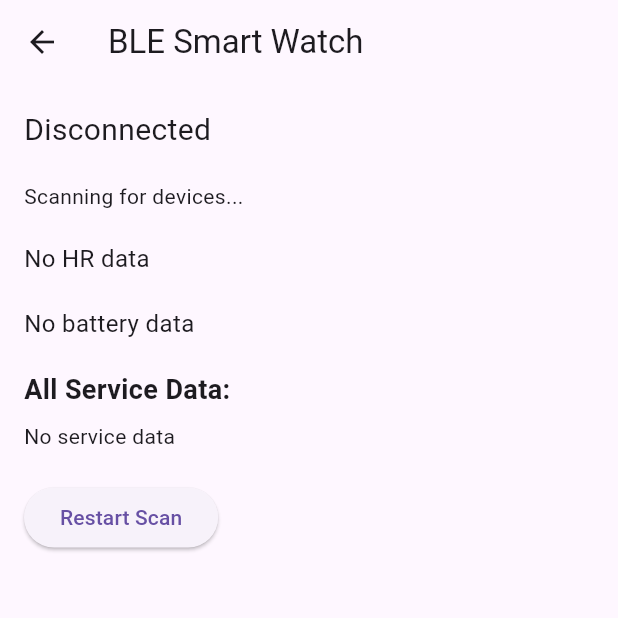
After one commit to xiaohui0510/health_app, a Flutter app: the BleSmartWatchScreen screen opened directly, after a tap on "Restart Scan", on a phone screen of 412 x 824 dp, the top half of it. The commit adds this screen. Run offline on Flutter 3.47's test engine with Material 3 defaults, Android fonts, the phone set to English and light mode, and no system bars; our stand-ins replace fl_chart, flutter_dotenv, google_generative_ai, permission_handler, shared_preferences; missing offline and left inert: carp_serializable, flutter_reactive_ble, flutter_smart_watch, health; accounts and stored records are empty.

Commit message:
test bluetooth

```diff
--- /dev/null
+++ b/lib/screens/bluetooth_screen.dart
@@ -0,0 +1,261 @@
+import 'dart:async';
+import 'dart:io';
+
+import 'package:flutter/material.dart';
+import 'package:flutter_reactive_ble/flutter_reactive_ble.dart';
+import 'package:permission_handler/permission_handler.dart';
+
+class BleSmartWatchScreen extends StatefulWidget {
+  const BleSmartWatchScreen({super.key});
+
+  @override
+  State<BleSmartWatchScreen> createState() => _BleSmartWatchScreenState();
+}
+
+class _BleSmartWatchScreenState extends State<BleSmartWatchScreen> {
+  final FlutterReactiveBle _ble = FlutterReactiveBle();
+  DiscoveredDevice? _device;
+  StreamSubscription<DiscoveredDevice>? _scanSubscription;
+  StreamSubscription<ConnectionStateUpdate>? _connectionSubscription;
+  StreamSubscription<List<int>>? _dataSubscription;
+  bool _isConnected = false;
+  String _connectionStatus = "Disconnected";
+
+  // Variables to hold raw data from the watch.
+  String _heartRateData = "No HR data";
+  String _batteryData = "No battery data";
+  String _allServiceData = "No service data";
+
+  @override
+  void initState() {
+    super.initState();
+    _initPermissionsAndScan();
+  }
+
+  Future<void> _initPermissionsAndScan() async {
+    // Request required permissions.
+    final locationStatus = await Permission.location.request();
+    final bluetoothScanStatus = await Permission.bluetoothScan.request();
+    final bluetoothConnectStatus = await Permission.bluetoothConnect.request();
+
+    if (locationStatus.isGranted &&
+        bluetoothScanStatus.isGranted &&
+        bluetoothConnectStatus.isGranted) {
+      _startScan();
+    } else {
+      setState(() {
+        _connectionStatus = "Required permissions not granted.";
+      });
+    }
+  }
+
+  // Scan for all BLE devices.
+  void _startScan() {
+    _scanSubscription = _ble.scanForDevices(
+      withServices: [], // scan for all services
+      scanMode: ScanMode.lowLatency,
+    ).listen((device) {
+      debugPrint("Found device: ${device.name} (id: ${device.id})");
+      // Filter for devices whose name contains "Watch"
+      if (device.name.isNotEmpty && device.name.contains("Watch")) {
+        setState(() {
+          _device = device;
+        });
+        _scanSubscription?.cancel();
+        _connectToDevice();
+      }
+    }, onError: (error) {
+      debugPrint("Scan error: $error");
+      setState(() {
+        _connectionStatus = "Scan error: $error";
+      });
+    });
+  }
+
+  // Connect to the discovered device.
+  void _connectToDevice() {
+    if (_device == null) return;
+    _connectionSubscription = _ble.connectToDevice(
+      id: _device!.id,
+      connectionTimeout: const Duration(seconds: 10),
+    ).listen((connectionUpdate) async {
+      debugPrint("Connection update: ${connectionUpdate.connectionState}");
+      if (connectionUpdate.connectionState == DeviceConnectionState.connected) {
+        setState(() {
+          _isConnected = true;
+          _connectionStatus = "Connected to ${_device!.name}";
+        });
+        await _discoverAndProcessServices();
+      } else if (connectionUpdate.connectionState ==
+          DeviceConnectionState.disconnected) {
+        setState(() {
+          _isConnected = false;
+          _connectionStatus = "Disconnected";
+        });
+      }
+    }, onError: (error) {
+      debugPrint("Connection error: $error");
+      setState(() {
+        _connectionStatus = "Connection error: $error";
+      });
+    });
+  }
+
+  // Discover services using the new API and process them.
+  Future<void> _discoverAndProcessServices() async {
+    try {
+      // Trigger service discovery.
+      await _ble.discoverAllServices(_device!.id);
+      // Get the discovered services.
+      final services = await _ble.getDiscoveredServices(_device!.id);
+      debugPrint("Discovered ${services.length} services.");
+
+      // Clear previous service data.
+      _allServiceData = "";
+
+      // Iterate over discovered services.
+      for (int i = 0; i < services.length; i++) {
+        final service = services[i];
+        _allServiceData += "Service ${i + 1}: ${service.id}\n";
+        for (int j = 0; j < service.characteristics.length; j++) {
+          final characteristic = service.characteristics[j];
+          _allServiceData += "  Characteristic ${j + 1}: ${characteristic.id} "
+              "readable: ${characteristic.isReadable}, "
+              "writableWithResponse: ${characteristic.isWritableWithResponse}, "
+              "writableWithoutResponse: ${characteristic.isWritableWithoutResponse}, "
+              "notifiable: ${characteristic.isNotifiable}, "
+              "indicatable: ${characteristic.isIndicatable}\n";
+          // If the characteristic is readable, try to read its value.
+          if (characteristic.isReadable) {
+            final qualifiedCharacteristic = QualifiedCharacteristic(
+              deviceId: _device!.id,
+              serviceId: service.id,
+              characteristicId: characteristic.id,
+            );
+            try {
+              final value = await _ble.readCharacteristic(qualifiedCharacteristic);
+              _allServiceData += "    Value: ${value.toString()}\n";
+            } catch (e) {
+              _allServiceData += "    Error reading value: $e\n";
+            }
+          } else {
+            _allServiceData += "    Not readable\n";
+          }
+          // Additionally, subscribe to Heart Rate characteristic if applicable.
+          if (service.id.toString().toLowerCase().contains("180d") &&
+              characteristic.id.toString().toLowerCase().contains("2a37")) {
+            final qualifiedCharacteristic = QualifiedCharacteristic(
+              deviceId: _device!.id,
+              serviceId: service.id,
+              characteristicId: characteristic.id,
+            );
+            _dataSubscription = _ble
+                .subscribeToCharacteristic(qualifiedCharacteristic)
+                .listen((data) {
+              setState(() {
+                _heartRateData = "HR Data: ${data.toString()}";
+              });
+            }, onError: (error) {
+              debugPrint("HR subscription error: $error");
+            });
+          }
+          // Additionally, if the service is Battery Service (180f) and characteristic is Battery Level (2a19)
+          if (service.id.toString().toLowerCase().contains("180f") &&
+              characteristic.id.toString().toLowerCase().contains("2a19")) {
+            final qualifiedCharacteristic = QualifiedCharacteristic(
+              deviceId: _device!.id,
+              serviceId: service.id,
+              characteristicId: characteristic.id,
+            );
+            try {
+              final value = await _ble.readCharacteristic(qualifiedCharacteristic);
+              debugPrint("Battery raw data: $value");
+              setState(() {
+                _batteryData = "Battery: ${value.isNotEmpty ? value[0].toString() : "N/A"}%";
+              });
+            } catch (e) {
+              debugPrint("Error reading battery level: $e");
+            }
+          }
+        }
+      }
+      debugPrint("All discovered service data:\n$_allServiceData");
+      setState(() {}); // update UI
+    } catch (e) {
+      debugPrint("Error discovering services: $e");
+    }
+  }
+
+  // Disconnect from the device.
+  void _disconnectDevice() {
+    _connectionSubscription?.cancel();
+    _dataSubscription?.cancel();
+    setState(() {
+      _isConnected = false;
+      _connectionStatus = "Disconnected";
+      _heartRateData = "No HR data";
+      _batteryData = "No battery data";
+      _allServiceData = "No service data";
+      _device = null;
+    });
+  }
+
+  @override
+  void dispose() {
+    _scanSubscription?.cancel();
+    _connectionSubscription?.cancel();
+    _dataSubscription?.cancel();
+    super.dispose();
+  }
+
+  @override
+  Widget build(BuildContext context) {
+    return Scaffold(
+      appBar: AppBar(
+        title: const Text("BLE Smart Watch"),
+        actions: [
+          if (_isConnected)
+            IconButton(
+              icon: const Icon(Icons.bluetooth_disabled),
+              onPressed: _disconnectDevice,
+            ),
+        ],
+      ),
+      body: SingleChildScrollView(
+        child: Padding(
+          padding: const EdgeInsets.all(16.0),
+          child: Column(
+            crossAxisAlignment: CrossAxisAlignment.start,
+            children: [
+              Text(_connectionStatus, style: const TextStyle(fontSize: 20)),
+              const SizedBox(height: 20),
+              if (_device != null) ...[
+                Text("Device Name: ${_device!.name}"),
+                Text("Device ID: ${_device!.id}"),
+              ] else ...[
+                const Text("Scanning for devices..."),
+              ],
+              const SizedBox(height: 20),
+              Text(_heartRateData, style: const TextStyle(fontSize: 16)),
+              const SizedBox(height: 20),
+              Text(_batteryData, style: const TextStyle(fontSize: 16)),
+              const SizedBox(height: 20),
+              const Text("All Service Data:",
+                  style: TextStyle(fontSize: 18, fontWeight: FontWeight.bold)),
+              const SizedBox(height: 8),
+              Text(_allServiceData, style: const TextStyle(fontSize: 14)),
+              const SizedBox(height: 20),
+              ElevatedButton(
+                onPressed: () {
+                  _disconnectDevice();
+                  _initPermissionsAndScan();
+                },
+                child: const Text("Restart Scan"),
+              ),
+            ],
+          ),
+        ),
+      ),
+    );
+  }
+}
--- a/pubspec.yaml
+++ b/pubspec.yaml
@@ -21,6 +21,7 @@ dependencies:
   google_generative_ai: ^0.4.6
   flutter_dotenv: ^5.2.1
   flutter_smart_watch: ^1.0.0
+  flutter_reactive_ble: ^5.4.0
 
 dev_dependencies:
   flutter_test:
```
Also changed, not shown: lib/screens/main_screen.dart (+4 -3 lines), pubspec.lock, 1 other file.
